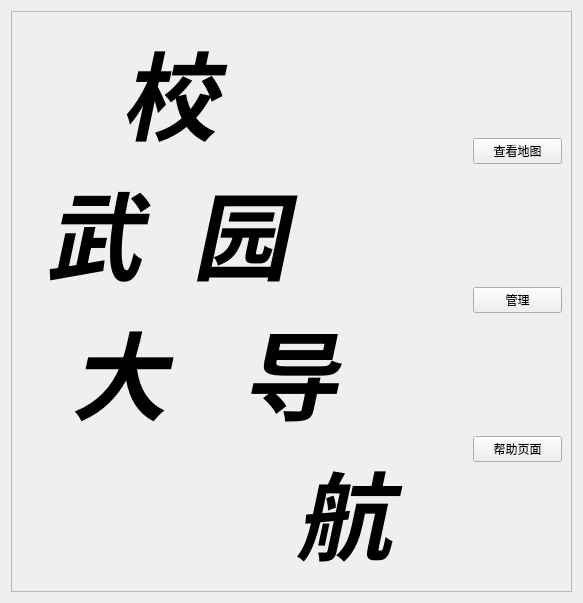
The window that campus_tour_guide_system/main_page.ui (zhang252112914/school_guide-summer-) describes before a commit, drawn with Qt 5.
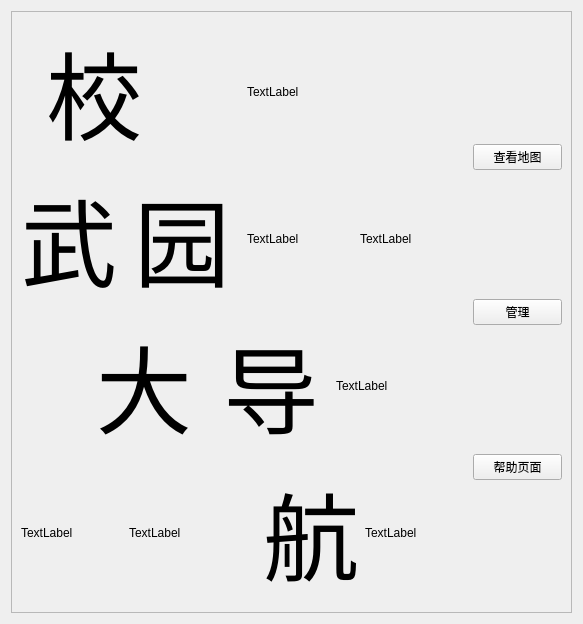
The same window after the commit. Icons and pictures are not drawn.

Commit message: beautify charcters in mainpage

What changed in the file:
```diff
--- a/campus_tour_guide_system/main_page.ui
+++ b/campus_tour_guide_system/main_page.ui
@@ -7,7 +7,7 @@
     <x>0</x>
     <y>0</y>
     <width>583</width>
-    <height>341</height>
+    <height>374</height>
    </rect>
   </property>
   <property name="windowTitle">
@@ -32,22 +32,151 @@
      </property>
      <layout class="QHBoxLayout" name="horizontalLayout" stretch="5,1">
       <item>
-       <widget class="QLabel" name="label">
-        <property name="font">
-         <font>
-          <family>Xingkai SC</family>
-          <pointsize>72</pointsize>
-          <italic>true</italic>
-          <bold>true</bold>
-         </font>
-        </property>
-        <property name="text">
-         <string>    校
- 武  园
-  大   导
-           航</string>
-        </property>
-       </widget>
+       <layout class="QVBoxLayout" name="verticalLayout_2">
+        <item>
+         <layout class="QHBoxLayout" name="horizontalLayout_2">
+          <item>
+           <widget class="QLabel" name="label">
+            <property name="font">
+             <font>
+              <family>华文行楷</family>
+              <pointsize>72</pointsize>
+             </font>
+            </property>
+            <property name="text">
+             <string> 校</string>
+            </property>
+           </widget>
+          </item>
+          <item>
+           <widget class="QLabel" name="label_2">
+            <property name="text">
+             <string>TextLabel</string>
+            </property>
+           </widget>
+          </item>
+         </layout>
+        </item>
+        <item>
+         <layout class="QHBoxLayout" name="horizontalLayout_8">
+          <item>
+           <widget class="QLabel" name="label_3">
+            <property name="font">
+             <font>
+              <family>华文行楷</family>
+              <pointsize>72</pointsize>
+             </font>
+            </property>
+            <property name="text">
+             <string>武</string>
+            </property>
+           </widget>
+          </item>
+          <item>
+           <widget class="QLabel" name="label_9">
+            <property name="font">
+             <font>
+              <family>华文行楷</family>
+              <pointsize>72</pointsize>
+             </font>
+            </property>
+            <property name="text">
+             <string>园</string>
+            </property>
+           </widget>
+          </item>
+          <item>
+           <widget class="QLabel" name="label_13">
+            <property name="text">
+             <string>TextLabel</string>
+            </property>
+           </widget>
+          </item>
+          <item>
+           <widget class="QLabel" name="label_4">
+            <property name="text">
+             <string>TextLabel</string>
+            </property>
+           </widget>
+          </item>
+         </layout>
+        </item>
+        <item>
+         <layout class="QHBoxLayout" name="horizontalLayout_7">
+          <item>
+           <widget class="QLabel" name="label_5">
+            <property name="font">
+             <font>
+              <family>华文行楷</family>
+              <pointsize>72</pointsize>
+             </font>
+            </property>
+            <property name="text">
+             <string>   大</string>
+            </property>
+           </widget>
+          </item>
+          <item>
+           <widget class="QLabel" name="label_12">
+            <property name="font">
+             <font>
+              <family>华文行楷</family>
+              <pointsize>72</pointsize>
+             </font>
+            </property>
+            <property name="text">
+             <string> 导</string>
+            </property>
+           </widget>
+          </item>
+          <item>
+           <widget class="QLabel" name="label_6">
+            <property name="text">
+             <string>TextLabel</string>
+            </property>
+           </widget>
+          </item>
+         </layout>
+        </item>
+        <item>
+         <layout class="QHBoxLayout" name="horizontalLayout_6">
+          <item>
+           <widget class="QLabel" name="label_7">
+            <property name="text">
+             <string>TextLabel</string>
+            </property>
+           </widget>
+          </item>
+          <item>
+           <widget class="QLabel" name="label_10">
+            <property name="text">
+             <string>TextLabel</string>
+            </property>
+           </widget>
+          </item>
+          <item>
+           <widget class="QLabel" name="label_11">
+            <property name="font">
+             <font>
+              <family>华文行楷</family>
+              <pointsize>72</pointsize>
+             </font>
+            </property>
+            <property name="text">
+             <string> 航</string>
+            </property>
+           </widget>
+          </item>
+          <item>
+           <widget class="QLabel" name="label_8">
+            <property name="text">
+             <string>TextLabel</string>
+            </property>
+           </widget>
+          </item>
+         </layout>
+        </item>
+       </layout>
       </item>
       <item>
        <layout class="QVBoxLayout" name="verticalLayout">
```
